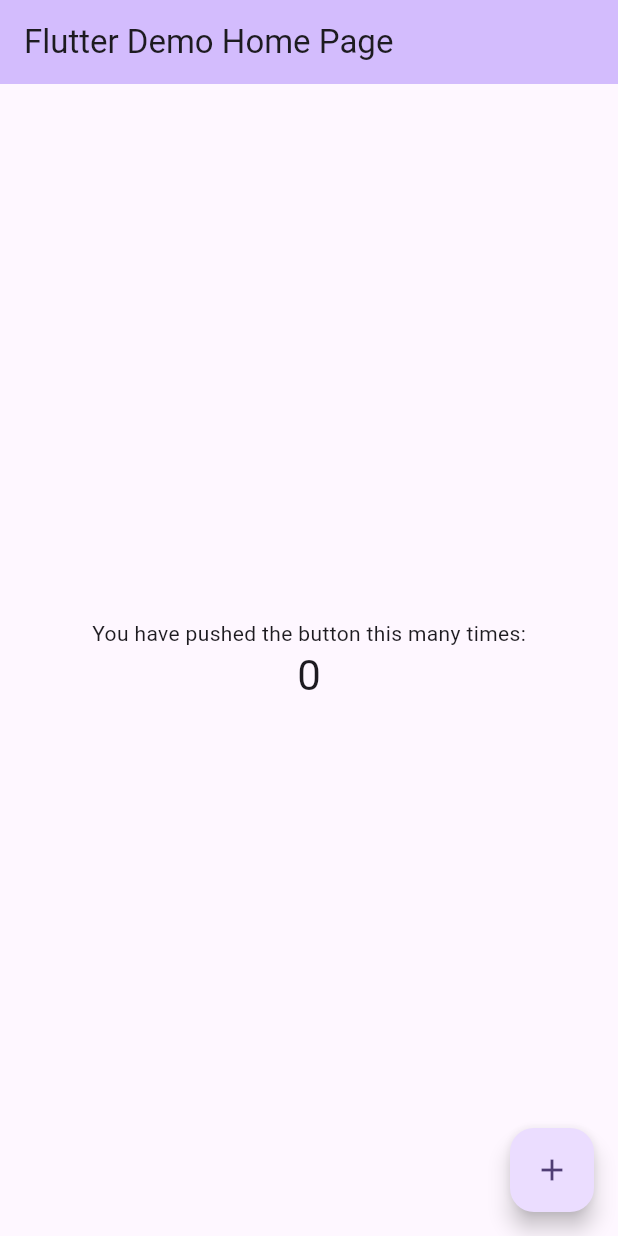
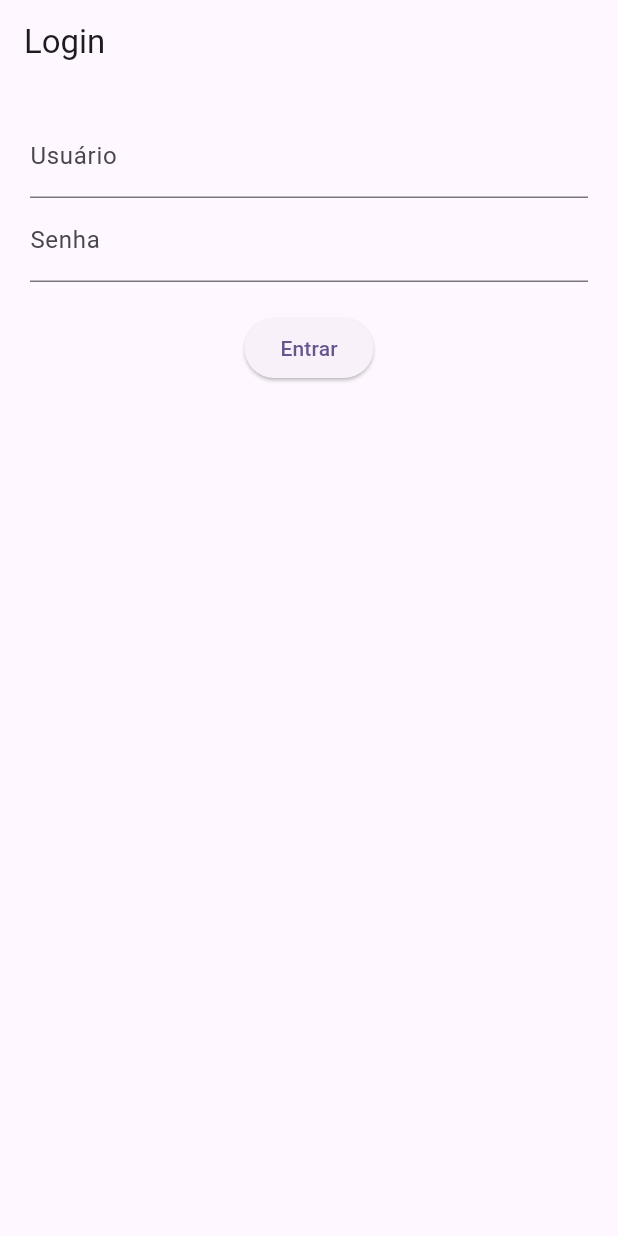
Before and after one commit to Brunno-Bocardo/app-flashcard, a Flutter app: the screen it shows after launch, on a phone screen of 412 x 824 dp. Run offline on Flutter 3.47's test engine with Material 3 defaults, Android fonts, the light colour scheme and no system bars; our stand-ins replace go_router.

Commit message:
rotas das telas principais

```diff
--- a/app_flashcard/lib/main.dart
+++ b/app_flashcard/lib/main.dart
@@ -1,122 +1,50 @@
 import 'package:flutter/material.dart';
+import 'package:go_router/go_router.dart';
+import 'screens/tela_login.dart';
+import 'screens/tela_home.dart';
+import 'screens/tela_create_deck.dart';
+import 'screens/tela_settings.dart';
 
 void main() {
   runApp(const MyApp());
 }
 
+final GoRouter _router = GoRouter(
+  initialLocation: '/',
+  routes: [
+    GoRoute(
+      path: '/',
+      builder: (context, state) => const LoginPage(),
+    ),
+    GoRoute(
+      path: '/home',
+      builder: (context, state) {
+        final nome = state.uri.queryParameters['nome'] ?? 'Usuário';
+        return TelaPrincipal(nomeUsuario: nome);
+      },
+    ),
+    GoRoute(
+      path: '/create_deck',
+      builder: (context, state) => const CreateDeckPage(),
+    ),
+    GoRoute(
+      path: '/settings',
+      builder: (context, state) => const SettingsPage(),
+    ),
+  ],
+);
+
 class MyApp extends StatelessWidget {
   const MyApp({super.key});
 
-  // This widget is the root of your application.
   @override
   Widget build(BuildContext context) {
-    return MaterialApp(
-      title: 'Flutter Demo',
+    return MaterialApp.router(
+      title: 'Login com GoRouter',
       theme: ThemeData(
-        // This is the theme of your application.
-        //
-        // TRY THIS: Try running your application with "flutter run". You'll see
-        // the application has a purple toolbar. Then, without quitting the app,
-        // try changing the seedColor in the colorScheme below to Colors.green
-        // and then invoke "hot reload" (save your changes or press the "hot
-        // reload" button in a Flutter-supported IDE, or press "r" if you used
-        // the command line to start the app).
-        //
-        // Notice that the counter didn't reset back to zero; the application
-        // state is not lost during the reload. To reset the state, use hot
-        // restart instead.
-        //
-        // This works for code too, not just values: Most code changes can be
-        // tested with just a hot reload.
         colorScheme: ColorScheme.fromSeed(seedColor: Colors.deepPurple),
       ),
-      home: const MyHomePage(title: 'Flutter Demo Home Page'),
+      routerConfig: _router,
     );
   }
 }
-
-class MyHomePage extends StatefulWidget {
-  const MyHomePage({super.key, required this.title});
-
-  // This widget is the home page of your application. It is stateful, meaning
-  // that it has a State object (defined below) that contains fields that affect
-  // how it looks.
-
-  // This class is the configuration for the state. It holds the values (in this
-  // case the title) provided by the parent (in this case the App widget) and
-  // used by the build method of the State. Fields in a Widget subclass are
-  // always marked "final".
-
-  final String title;
-
-  @override
-  State<MyHomePage> createState() => _MyHomePageState();
-}
-
-class _MyHomePageState extends State<MyHomePage> {
-  int _counter = 0;
-
-  void _incrementCounter() {
-    setState(() {
-      // This call to setState tells the Flutter framework that something has
-      // changed in this State, which causes it to rerun the build method below
-      // so that the display can reflect the updated values. If we changed
-      // _counter without calling setState(), then the build method would not be
-      // called again, and so nothing would appear to happen.
-      _counter++;
-    });
-  }
-
-  @override
-  Widget build(BuildContext context) {
-    // This method is rerun every time setState is called, for instance as done
-    // by the _incrementCounter method above.
-    //
-    // The Flutter framework has been optimized to make rerunning build methods
-    // fast, so that you can just rebuild anything that needs updating rather
-    // than having to individually change instances of widgets.
-    return Scaffold(
-      appBar: AppBar(
-        // TRY THIS: Try changing the color here to a specific color (to
-        // Colors.amber, perhaps?) and trigger a hot reload to see the AppBar
-        // change color while the other colors stay the same.
-        backgroundColor: Theme.of(context).colorScheme.inversePrimary,
-        // Here we take the value from the MyHomePage object that was created by
-        // the App.build method, and use it to set our appbar title.
-        title: Text(widget.title),
-      ),
-      body: Center(
-        // Center is a layout widget. It takes a single child and positions it
-        // in the middle of the parent.
-        child: Column(
-          // Column is also a layout widget. It takes a list of children and
-          // arranges them vertically. By default, it sizes itself to fit its
-          // children horizontally, and tries to be as tall as its parent.
-          //
-          // Column has various properties to control how it sizes itself and
-          // how it positions its children. Here we use mainAxisAlignment to
-          // center the children vertically; the main axis here is the vertical
-          // axis because Columns are vertical (the cross axis would be
-          // horizontal).
-          //
-          // TRY THIS: Invoke "debug painting" (choose the "Toggle Debug Paint"
-          // action in the IDE, or press "p" in the console), to see the
-          // wireframe for each widget.
-          mainAxisAlignment: MainAxisAlignment.center,
-          children: <Widget>[
-            const Text('You have pushed the button this many times:'),
-            Text(
-              '$_counter',
-              style: Theme.of(context).textTheme.headlineMedium,
-            ),
-          ],
-        ),
-      ),
-      floatingActionButton: FloatingActionButton(
-        onPressed: _incrementCounter,
-        tooltip: 'Increment',
-        child: const Icon(Icons.add),
-      ), // This trailing comma makes auto-formatting nicer for build methods.
-    );
-  }
-}
--- /dev/null
+++ b/app_flashcard/lib/screens/tela_login.dart
@@ -0,0 +1,65 @@
+import 'package:flutter/material.dart';
+import 'package:go_router/go_router.dart';
+
+class LoginPage extends StatefulWidget {
+  const LoginPage({super.key});
+
+  @override
+  State<LoginPage> createState() => _LoginPageState();
+}
+
+class _LoginPageState extends State<LoginPage> {
+  final TextEditingController _usuarioController = TextEditingController();
+  final TextEditingController _senhaController = TextEditingController();
+
+  void _tentarLogin() {
+    String usuario = _usuarioController.text.trim();
+    String senha = _senhaController.text;
+
+    if (usuario.isEmpty || senha != 'admin') {
+      showDialog(
+        context: context,
+        builder: (_) => AlertDialog(
+          title: const Text('Erro'),
+          content: const Text('Usuário em branco ou senha incorreta.'),
+          actions: [
+            TextButton(
+              onPressed: () => Navigator.pop(context),
+              child: const Text('OK'),
+            ),
+          ],
+        ),
+      );
+    } else {
+      context.go('/home?nome=$usuario');
+    }
+  }
+
+  @override
+  Widget build(BuildContext context) {
+    return Scaffold(
+      appBar: AppBar(title: const Text('Login')),
+      body: Padding(
+        padding: const EdgeInsets.all(20.0),
+        child: Column(
+          children: [
+            TextField(
+              controller: _usuarioController,
+              decoration: const InputDecoration(labelText: 'Usuário'),
+            ),
+            TextField(
+              controller: _senhaController,
+              decoration: const InputDecoration(labelText: 'Senha'),
+              obscureText: true,
+            ),
+            const SizedBox(height: 20),
+            ElevatedButton(
+              onPressed: _tentarLogin,
+              child: const Text('Entrar'),
+            ),
+          ],
+        ),
+      ),
+    );
+  }
+}
--- a/app_flashcard/pubspec.yaml
+++ b/app_flashcard/pubspec.yaml
@@ -34,6 +34,7 @@ dependencies:
   # The following adds the Cupertino Icons font to your application.
   # Use with the CupertinoIcons class for iOS style icons.
   cupertino_icons: ^1.0.8
+  go_router: ^13.0.1
 
 dev_dependencies:
   flutter_test:
```
Also changed, not shown: app_flashcard/lib/screens/tela_create_deck.dart (added, +35 -0 lines), app_flashcard/lib/screens/tela_home.dart (added, +44 -0 lines), app_flashcard/lib/screens/tela_settings.dart (added, +64 -0 lines), app_flashcard/lib/widgets/bottom_navigation_bar.dart (added, +29 -0 lines), app_flashcard/pubspec.lock.
